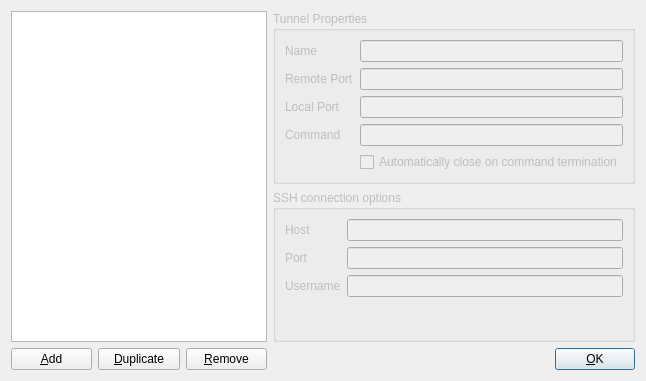
Old version of the form iosshy/tunneldialog.ui in the repository mtorromeo/iosshy.
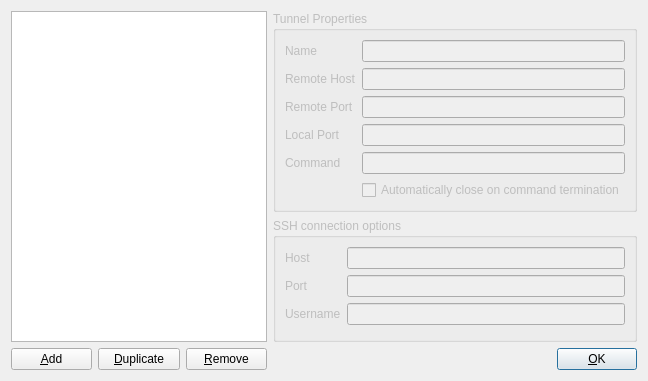
New version of the form. Icons and pictures are not drawn.

Commit message: Implemented remote host configuration

Diff of the .ui file:
```diff
--- a/iosshy/tunneldialog.ui
+++ b/iosshy/tunneldialog.ui
@@ -64,7 +64,7 @@
         <item row="0" column="1">
          <widget class="QLineEdit" name="txtName"/>
         </item>
-        <item row="1" column="0">
+        <item row="2" column="0">
          <widget class="QLabel" name="lblPort">
           <property name="text">
            <string>Remote Port</string>
@@ -74,14 +74,14 @@
           </property>
          </widget>
         </item>
-        <item row="1" column="1">
+        <item row="2" column="1">
          <widget class="QLineEdit" name="txtPort">
           <property name="inputMask">
            <string>00009; </string>
           </property>
          </widget>
         </item>
-        <item row="2" column="0">
+        <item row="3" column="0">
          <widget class="QLabel" name="lblLocalPort">
           <property name="text">
            <string>Local Port</string>
@@ -91,7 +91,7 @@
           </property>
          </widget>
         </item>
-        <item row="2" column="1">
+        <item row="3" column="1">
          <widget class="QLineEdit" name="txtLocalPort">
           <property name="toolTip">
            <string>If local port is set to 0, a random high-numbered port will be selected</string>
@@ -101,7 +101,7 @@
           </property>
          </widget>
         </item>
-        <item row="3" column="0">
+        <item row="4" column="0">
          <widget class="QLabel" name="lblCommand">
           <property name="text">
            <string>Command</string>
@@ -111,20 +111,30 @@
           </property>
          </widget>
         </item>
-        <item row="3" column="1">
+        <item row="4" column="1">
          <widget class="QLineEdit" name="txtCommand">
           <property name="toolTip">
            <string>The string {port} in the command line will be replaced by the local port number (useful when the local port is selected by IOSSHy)</string>
           </property>
          </widget>
         </item>
-        <item row="4" column="1">
+        <item row="5" column="1">
          <widget class="QCheckBox" name="chkCloseOnTerm">
           <property name="text">
            <string>Automatically close on command termination</string>
           </property>
          </widget>
         </item>
+        <item row="1" column="0">
+         <widget class="QLabel" name="lblRemoteHost">
+          <property name="text">
+           <string>Remote Host</string>
+          </property>
+         </widget>
+        </item>
+        <item row="1" column="1">
+         <widget class="QLineEdit" name="txtRemoteHost"/>
+        </item>
        </layout>
       </widget>
      </item>
```
The commit also changes 3 other files.
